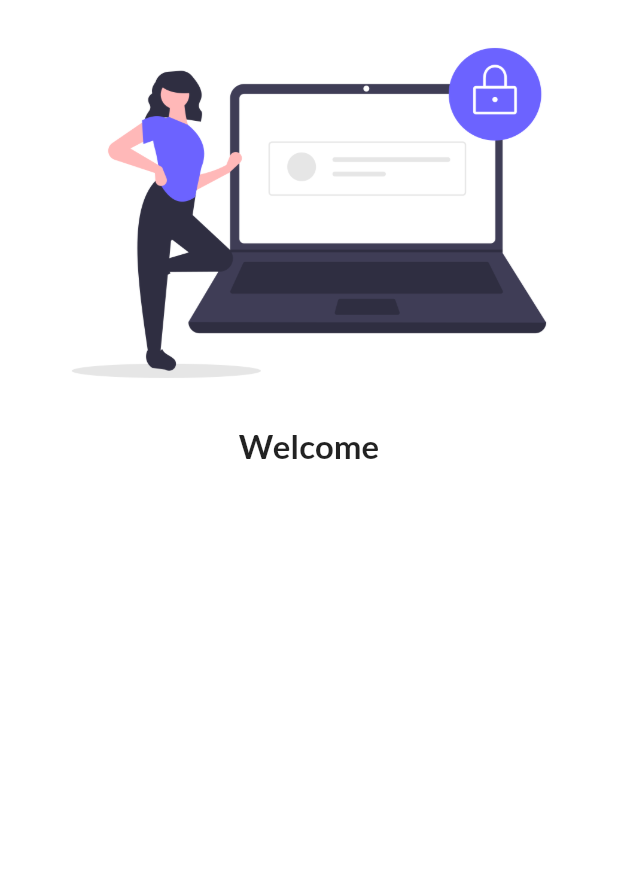
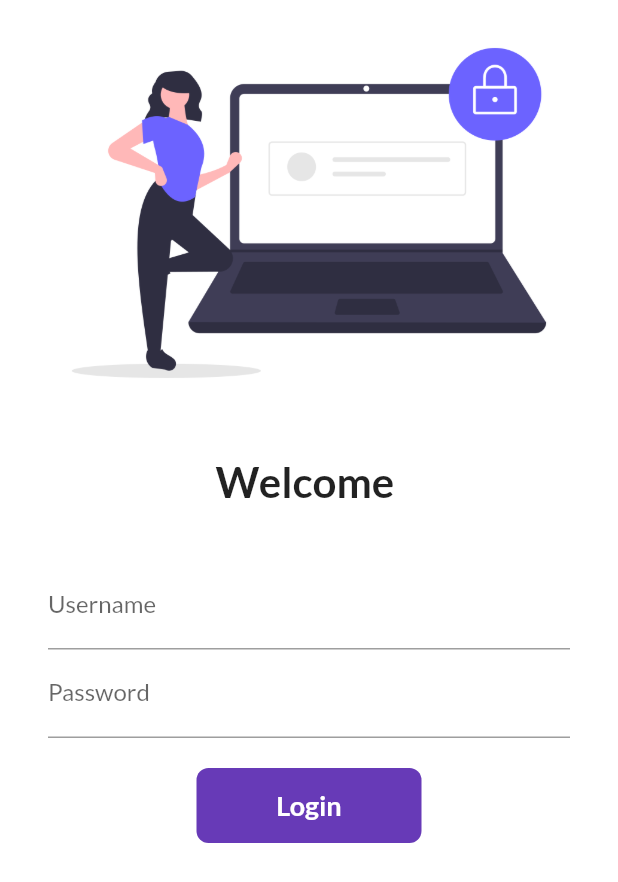
Before and after one commit to deepmihir/30daysOfFlutter, a Flutter app: the screen it shows after launch, on a phone screen of 412 x 824 dp. Shown: the top 882 px of the screen. Run offline on Flutter 3.47's test engine with Material 2 defaults, Android fonts, the phone set to English and light mode, and no system bars; our stand-ins replace google_fonts.

Commit message:
Day 6 completed

```diff
--- a/lib/main.dart
+++ b/lib/main.dart
@@ -1,8 +1,8 @@
 import 'package:flutter/material.dart';
+import 'package:flutter_catalogue/utils/routes.dart';
 import 'package:google_fonts/google_fonts.dart';
 import 'pages/home_page.dart';
 import 'pages/login_page.dart';
-
 
 void main() {
   runApp(MyApp());
@@ -14,12 +14,13 @@ class MyApp extends StatelessWidget {
     return MaterialApp(
       themeMode: ThemeMode.light,
       theme: ThemeData(
-          primarySwatch: Colors.amber,
+          primarySwatch: Colors.deepPurple,
           fontFamily: GoogleFonts.lato().fontFamily),
       initialRoute: "/",
       routes: {
         "/": (context) => LoginPage(),
-        "/home": (context) => HomePage(),
+        MyRoutes.homeRoute: (context) => HomePage(),
+        MyRoutes.loginRoute: (context) => LoginPage(),
       },
     );
   }
--- a/lib/pages/login_page.dart
+++ b/lib/pages/login_page.dart
@@ -1,21 +1,95 @@
 import 'package:flutter/material.dart';
+import 'package:flutter_catalogue/utils/routes.dart';
 
-class LoginPage extends StatelessWidget {
+class LoginPage extends StatefulWidget {
+  @override
+  State<LoginPage> createState() => _LoginPageState();
+}
+
+class _LoginPageState extends State<LoginPage> {
+  String name = "";
+  bool changeButton = false;
   @override
   Widget build(BuildContext context) {
     return Material(
-        color: Colors.white,
+      color: Colors.white,
+      child: SingleChildScrollView(
         child: Column(
           children: [
             Image.asset(
               "assets/images/login_image.png",
               fit: BoxFit.cover,
             ),
+            SizedBox(height: 20.0),
             Text(
-              "Welcome",
-              style: TextStyle(fontSize: 22, fontWeight: FontWeight.bold),
-            )
+              "Welcome $name",
+              style: TextStyle(fontSize: 28, fontWeight: FontWeight.bold),
+            ),
+            SizedBox(height: 20.0),
+            Padding(
+                padding: const EdgeInsets.symmetric(
+                    vertical: 16.0, horizontal: 32.0),
+                child: Column(
+                  children: [
+                    TextFormField(
+                      decoration: InputDecoration(
+                        hintText: "Enter your Username",
+                        labelText: "Username",
+                      ),
+                      onChanged: (value) {
+                        name = value;
+                        setState(() {});
+                      },
+                    ),
+                    TextFormField(
+                      obscureText: true,
+                      decoration: InputDecoration(
+                        hintText: "Enter your password",
+                        labelText: "Password",
+                      ),
+                    ),
+                    SizedBox(height: 20.0),
+                    InkWell(
+                      onTap: () async {
+                        setState(() {
+                          changeButton = true;
+                        });
+                        await Future.delayed(Duration(seconds: 1));
+                        Navigator.pushNamed(context, MyRoutes.homeRoute);
+                      },
+                      child: AnimatedContainer(
+                        duration: Duration(seconds: 1),
+                        height: 50,
+                        width: changeButton ? 50 : 150,
+                        alignment: Alignment.center,
+                        child: changeButton
+                            ? Icon(
+                                Icons.done,
+                                color: Colors.white,
+                              )
+                            : Text("Login",
+                                style: TextStyle(
+                                    color: Colors.white,
+                                    fontWeight: FontWeight.bold,
+                                    fontSize: 18)),
+                        decoration: BoxDecoration(
+                            color: Colors.deepPurple,
+                            borderRadius:
+                                BorderRadius.circular(changeButton ? 50 : 8)),
+                      ),
+                    ),
+
+                    // ElevatedButton(
+                    //     style: TextButton.styleFrom(minimumSize: Size(150, 40)),
+                    //     onPressed: () {
+                    //       Navigator.pushNamed(context, MyRoutes.homeRoute);
+                    //     },
+                    //     child: Text("Login"))
+                  ],
+                ))
           ],
-        ));
+        ),
+      ),
+    );
   }
 }
--- /dev/null
+++ b/lib/utils/routes.dart
@@ -0,0 +1,4 @@
+class MyRoutes {
+  static String loginRoute = "/login";
+  static String homeRoute = "/home";
+}
--- a/pubspec.yaml
+++ b/pubspec.yaml
@@ -33,7 +33,7 @@ dependencies:
   # The following adds the Cupertino Icons font to your application.
   # Use with the CupertinoIcons class for iOS style icons.
   cupertino_icons: ^1.0.2
-  google_fonts: ^1.1.2
+  google_fonts: 2.2.0
 
 dev_dependencies:
   flutter_test:
```
Also changed, not shown: pubspec.lock.
